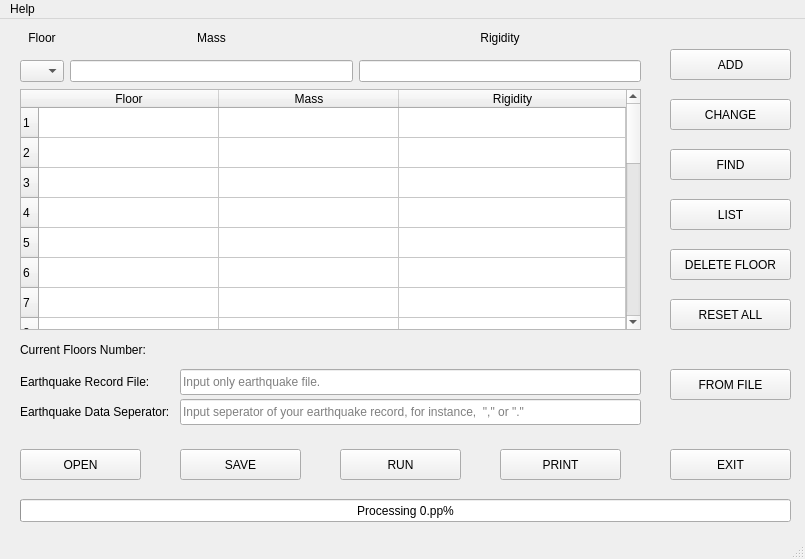
This is sDynaUi.ui in alitatici/VisualizationOfCodes as Qt 5 draws it before an edit. The edited form follows.
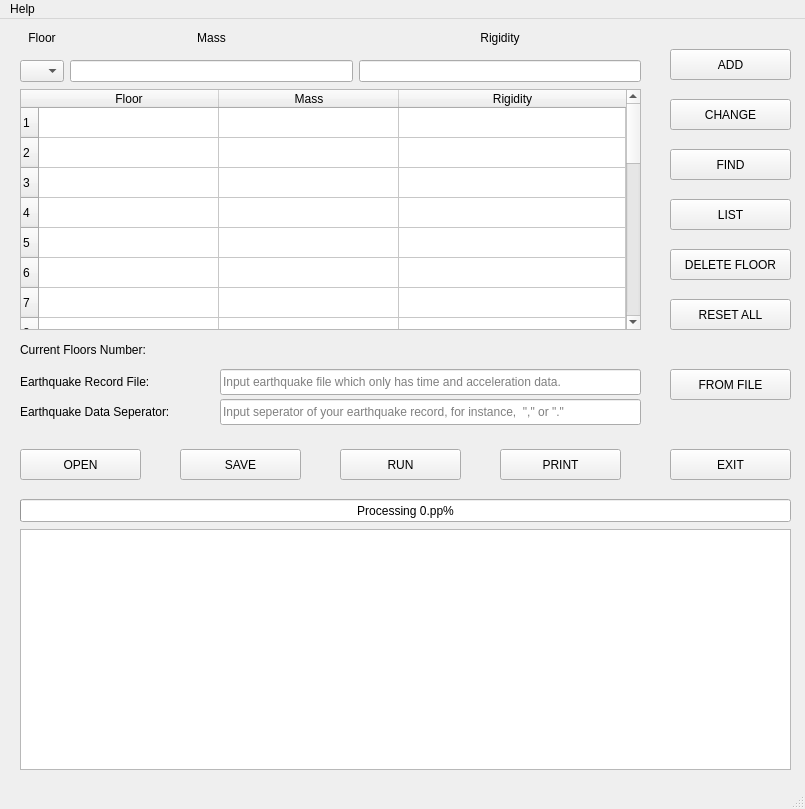
This is the edited form. Icons and pictures are not drawn.

The edit to the form file:
```diff
--- a/sDynaUi.ui
+++ b/sDynaUi.ui
@@ -7,9 +7,21 @@
     <x>0</x>
     <y>0</y>
     <width>805</width>
-    <height>559</height>
+    <height>809</height>
    </rect>
   </property>
+  <property name="minimumSize">
+   <size>
+    <width>805</width>
+    <height>809</height>
+   </size>
+  </property>
+  <property name="maximumSize">
+   <size>
+    <width>805</width>
+    <height>809</height>
+   </size>
+  </property>
   <property name="windowTitle">
    <string>MainWindow</string>
   </property>
@@ -1826,9 +1838,9 @@
    <widget class="QLineEdit" name="lne_Seperator">
     <property name="geometry">
      <rect>
-      <x>180</x>
+      <x>220</x>
       <y>380</y>
-      <width>461</width>
+      <width>421</width>
       <height>26</height>
      </rect>
     </property>
@@ -1851,14 +1863,14 @@
    <widget class="QLineEdit" name="lne_EQData">
     <property name="geometry">
      <rect>
-      <x>180</x>
+      <x>220</x>
       <y>350</y>
-      <width>461</width>
+      <width>421</width>
       <height>26</height>
      </rect>
     </property>
     <property name="placeholderText">
-     <string>Input only earthquake file.</string>
+     <string>Input earthquake file which only has time and acceleration data.</string>
     </property>
     <property name="clearButtonEnabled">
      <bool>true</bool>
@@ -1880,6 +1892,23 @@
      <string>Processing %p.pp%</string>
     </property>
    </widget>
+   <widget class="QTextEdit" name="txt_Results">
+    <property name="geometry">
+     <rect>
+      <x>20</x>
+      <y>510</y>
+      <width>771</width>
+      <height>241</height>
+     </rect>
+    </property>
+    <property name="html">
+     <string>&lt;!DOCTYPE HTML PUBLIC &quot;-//W3C//DTD HTML 4.0//EN&quot; &quot;http://www.w3.org/TR/REC-html40/strict.dtd&quot;&gt;
+&lt;html&gt;&lt;head&gt;&lt;meta name=&quot;qrichtext&quot; content=&quot;1&quot; /&gt;&lt;style type=&quot;text/css&quot;&gt;
+p, li { white-space: pre-wrap; }
+&lt;/style&gt;&lt;/head&gt;&lt;body style=&quot; font-family:'MS Shell Dlg 2'; font-size:7.8pt; font-weight:400; font-style:normal;&quot;&gt;
+&lt;p align=&quot;center&quot; style=&quot;-qt-paragraph-type:empty; margin-top:0px; margin-bottom:0px; margin-left:0px; margin-right:0px; -qt-block-indent:0; text-indent:0px;&quot;&gt;&lt;br /&gt;&lt;/p&gt;&lt;/body&gt;&lt;/html&gt;</string>
+    </property>
+   </widget>
   </widget>
   <widget class="QMenuBar" name="menubar">
    <property name="geometry">
```
